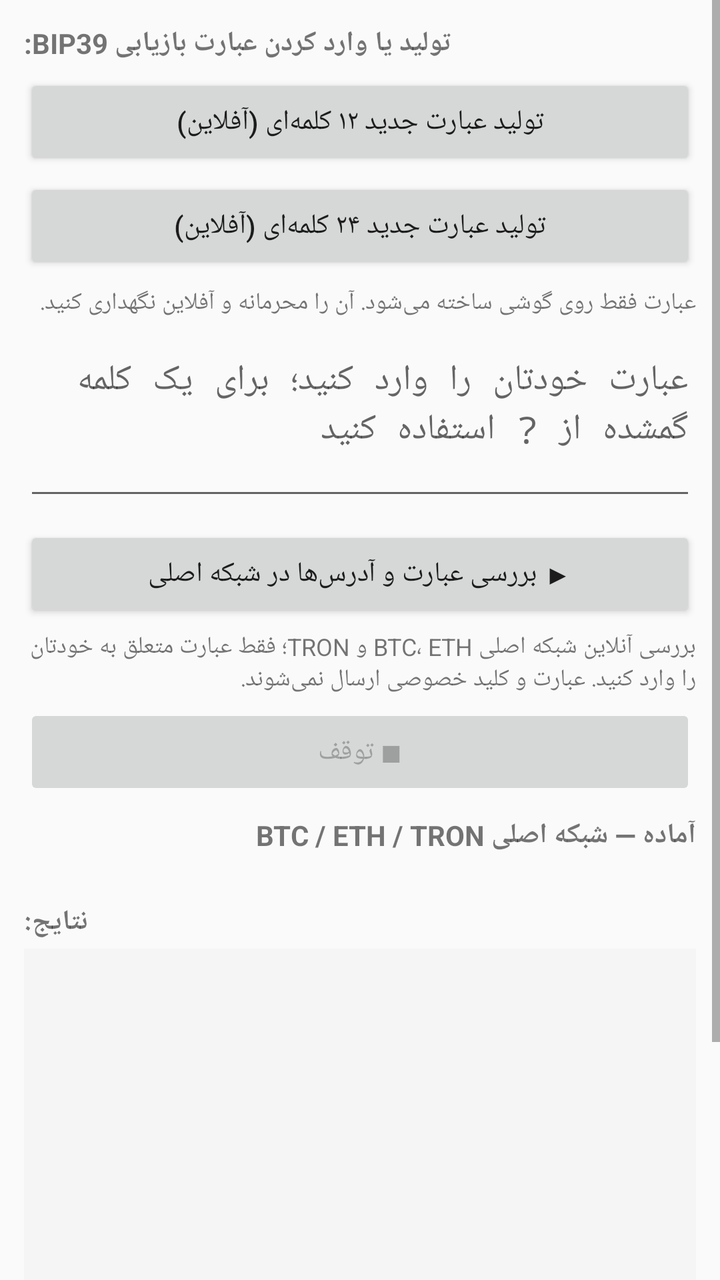
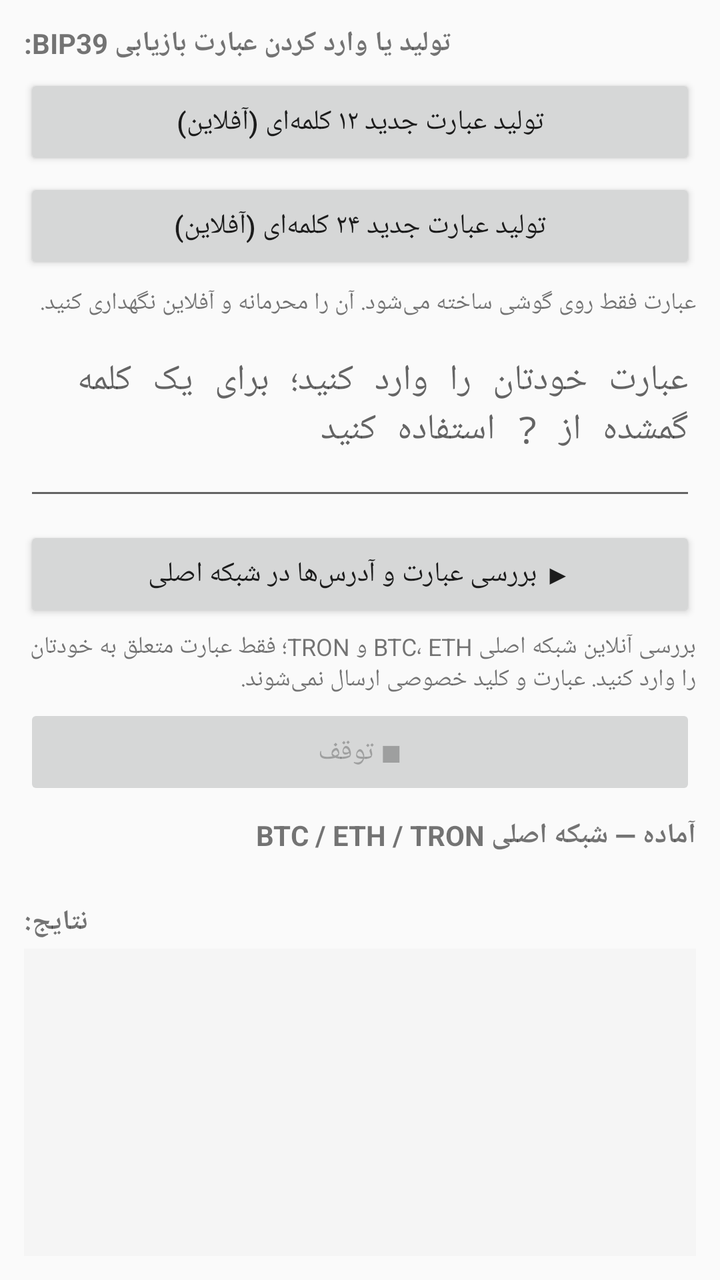

The first picture is an Android layout as it rendered before a commit; the second is the same layout after the commit. The layout source and the unified diff follow.
<!-- AndroidManifest.xml: application theme Theme.AppCompat.Light.NoActionBar -->
<!-- res/layout/activity_main.xml -->
<?xml version="1.0" encoding="utf-8"?>
<ScrollView xmlns:android="http://schemas.android.com/apk/res/android"
    android:layout_width="match_parent"
    android:layout_height="match_parent"
    android:fillViewport="true">

    <LinearLayout
        android:layout_width="match_parent"
        android:layout_height="wrap_content"
        android:orientation="vertical"
        android:padding="12dp">

        <TextView
            android:layout_width="wrap_content"
            android:layout_height="wrap_content"
            android:text="تولید یا وارد کردن عبارت بازیابی BIP39:"
            android:textStyle="bold" />

        <Button
            android:id="@+id/generate12Btn"
            android:layout_width="match_parent"
            android:layout_height="wrap_content"
            android:layout_marginTop="6dp"
            android:text="تولید عبارت جدید ۱۲ کلمه‌ای (آفلاین)" />

        <Button
            android:id="@+id/generate24Btn"
            android:layout_width="match_parent"
            android:layout_height="wrap_content"
            android:layout_marginTop="4dp"
            android:text="تولید عبارت جدید ۲۴ کلمه‌ای (آفلاین)" />

        <TextView
            android:layout_width="match_parent"
            android:layout_height="wrap_content"
            android:layout_marginTop="6dp"
            android:text="عبارت فقط روی گوشی ساخته می‌شود. آن را محرمانه و آفلاین نگهداری کنید."
            android:textSize="12sp" />

        <EditText
            android:id="@+id/inputText"
            android:layout_width="match_parent"
            android:layout_height="wrap_content"
            android:minLines="3"
            android:gravity="top|start"
            android:fontFamily="monospace"
            android:inputType="textMultiLine|textNoSuggestions"
            android:layout_marginTop="8dp"
            android:hint="عبارت خودتان را وارد کنید؛ برای یک کلمه گمشده از ? استفاده کنید" />

        <Button
            android:id="@+id/startBtn"
            android:layout_width="match_parent"
            android:layout_height="wrap_content"
            android:layout_marginTop="8dp"
            android:text="▶ بررسی عبارت و آدرس‌ها در شبکه اصلی" />

        <TextView
            android:layout_width="match_parent"
            android:layout_height="wrap_content"
            android:layout_marginTop="4dp"
            android:text="بررسی آنلاین شبکه اصلی BTC، ETH و TRON؛ فقط عبارت متعلق به خودتان را وارد کنید. عبارت و کلید خصوصی ارسال نمی‌شوند."
            android:textSize="12sp" />

        <Button
            android:id="@+id/stopBtn"
            android:layout_width="match_parent"
            android:layout_height="wrap_content"
            android:text="■ توقف"
            android:enabled="false"
            android:layout_marginTop="4dp" />

        <TextView
            android:id="@+id/statusText"
            android:layout_width="match_parent"
            android:layout_height="wrap_content"
            android:text="آماده — شبکه اصلی BTC / ETH / TRON"
            android:paddingTop="8dp"
            android:textStyle="bold" />

        <TextView
            android:id="@+id/speedText"
            android:layout_width="match_parent"
            android:layout_height="wrap_content"
            android:text=" "
            android:textSize="12sp"
            android:textColor="#666" />

        <TextView
            android:layout_width="wrap_content"
            android:layout_height="wrap_content"
            android:text="نتایج:"
            android:textStyle="bold"
            android:layout_marginTop="8dp" />

        <ScrollView
            android:id="@+id/outputScroll"
            android:layout_width="match_parent"
            android:layout_height="300dp"
            android:layout_marginTop="4dp"
            android:background="#F5F5F5"
            android:padding="8dp">

            <TextView
                android:id="@+id/outputText"
                android:layout_width="match_parent"
                android:layout_height="wrap_content"
                android:fontFamily="monospace"
                android:textIsSelectable="true"
                android:textSize="13sp" />
        </ScrollView>
    </LinearLayout>
</ScrollView>
<!-- resources referenced by this layout -->
<resources>

</resources>

<!-- the commit's change to res/layout/activity_main.xml (unified diff, before → after) -->
@@ -1,14 +1,15 @@
 <?xml version="1.0" encoding="utf-8"?>
-<ScrollView xmlns:android="http://schemas.android.com/apk/res/android"
+<LinearLayout xmlns:android="http://schemas.android.com/apk/res/android"
     android:layout_width="match_parent"
     android:layout_height="match_parent"
-    android:fillViewport="true">
+    android:orientation="vertical"
+    android:padding="12dp">
 
     <LinearLayout
         android:layout_width="match_parent"
-        android:layout_height="wrap_content"
-        android:orientation="vertical"
-        android:padding="12dp">
+        android:layout_height="0dp"
+        android:layout_weight="1"
+        android:orientation="vertical">
 
         <TextView
             android:layout_width="wrap_content"
@@ -96,7 +97,8 @@
         <ScrollView
             android:id="@+id/outputScroll"
             android:layout_width="match_parent"
-            android:layout_height="300dp"
+            android:layout_height="0dp"
+            android:layout_weight="1"
             android:layout_marginTop="4dp"
             android:background="#F5F5F5"
             android:padding="8dp">
@@ -110,4 +112,4 @@
                 android:textSize="13sp" />
         </ScrollView>
     </LinearLayout>
-</ScrollView>
+</LinearLayout>
